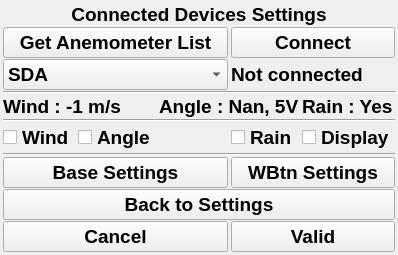
The window that F3FChrono/gui/WSettingsConnectedDevices.ui (jomarin38/F3FChrono) describes before a commit, drawn with Qt 5.
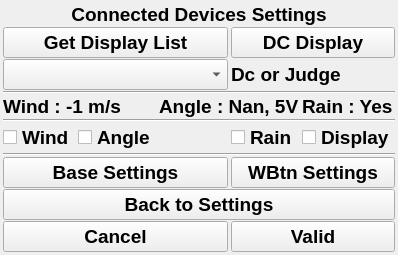
The same window after the commit.

Commit message: F3F dc display rebased (#237)

Diff of the .ui file:
```diff
--- a/F3FChrono/gui/WSettingsConnectedDevices.ui
+++ b/F3FChrono/gui/WSettingsConnectedDevices.ui
@@ -48,7 +48,7 @@
       </font>
      </property>
      <property name="text">
-      <string>Connect</string>
+      <string>DC Display</string>
      </property>
     </widget>
    </item>
@@ -197,21 +197,9 @@
        <bold>true</bold>
       </font>
      </property>
-     <item>
-      <property name="text">
-       <string>SDA</string>
-      </property>
-     </item>
-     <item>
-      <property name="text">
-       <string>PRO</string>
-      </property>
-     </item>
-     <item>
-      <property name="text">
-       <string>JMA</string>
-      </property>
-     </item>
+     <property name="currentText">
+      <string/>
+     </property>
     </widget>
    </item>
    <item row="1" column="0" colspan="3">
@@ -224,7 +212,7 @@
       </font>
      </property>
      <property name="text">
-      <string>Get Anemometer List</string>
+      <string>Get Display List</string>
      </property>
     </widget>
    </item>
@@ -308,7 +296,7 @@
       </font>
      </property>
      <property name="text">
-      <string>Not connected</string>
+      <string>Dc or Judge</string>
      </property>
     </widget>
    </item>
```
Left out of the diff: 8 changed lines with no effect on the pictures. The commit also changes 22 other files.
